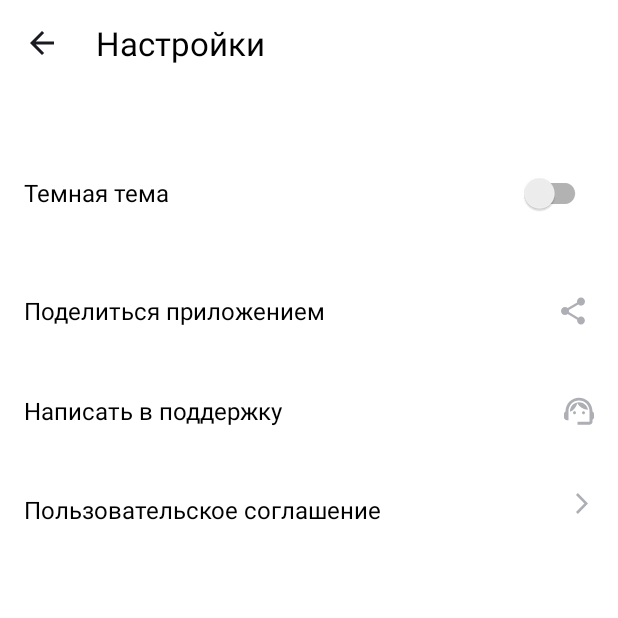
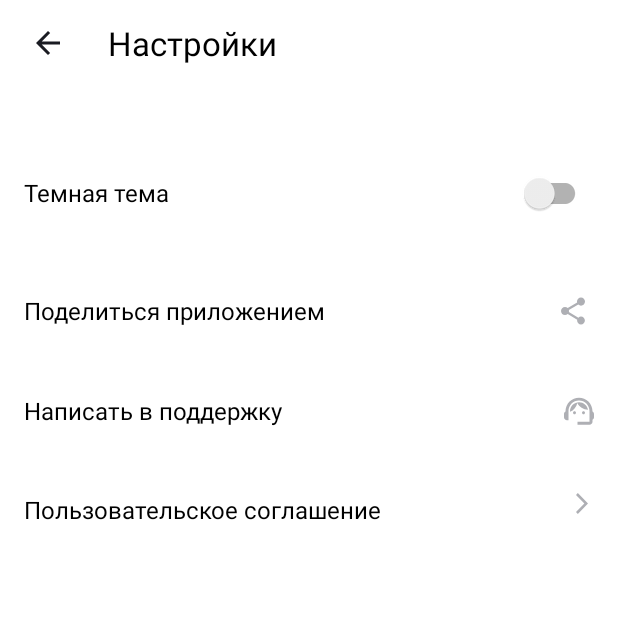
Before and after one commit to OlegQt/Yandex-Practicum_PlaylistMaker, an Android app: the ActivitySettings screen opened directly, with no data from a screen before it, on a phone screen of 412 x 824 dp, the top half of it. Run offline under Robolectric (Android 15) with nearby library versions, the phone set to English and light mode, and no system bars.

Commit message:
polishing result

```diff
--- /dev/null
+++ b/app/src/main/res/drawable/back_to_mainscreen.xml
@@ -0,0 +1,13 @@
+<vector xmlns:android="http://schemas.android.com/apk/res/android"
+    android:width="24dp"
+    android:height="24dp"
+    android:viewportWidth="24"
+    android:viewportHeight="24">
+  <group>
+    <clip-path
+        android:pathData="M0,0h24v24h-24z"/>
+    <path
+        android:pathData="M20,11H7.83L13.42,5.41L12,4L4,12L12,20L13.41,18.59L7.83,13H20V11Z"
+        android:fillColor="#1A1B22"/>
+  </group>
+</vector>
--- a/app/src/main/res/layout/activity_settings.xml
+++ b/app/src/main/res/layout/activity_settings.xml
@@ -22,7 +22,7 @@
             android:layout_height="wrap_content"
             android:layout_gravity="center_vertical"
             android:contentDescription="@string/options"
-            android:src="@drawable/arrowback" />
+            android:src="@drawable/back_to_mainscreen"/>
 
         <TextView
             android:layout_width="wrap_content"
```
